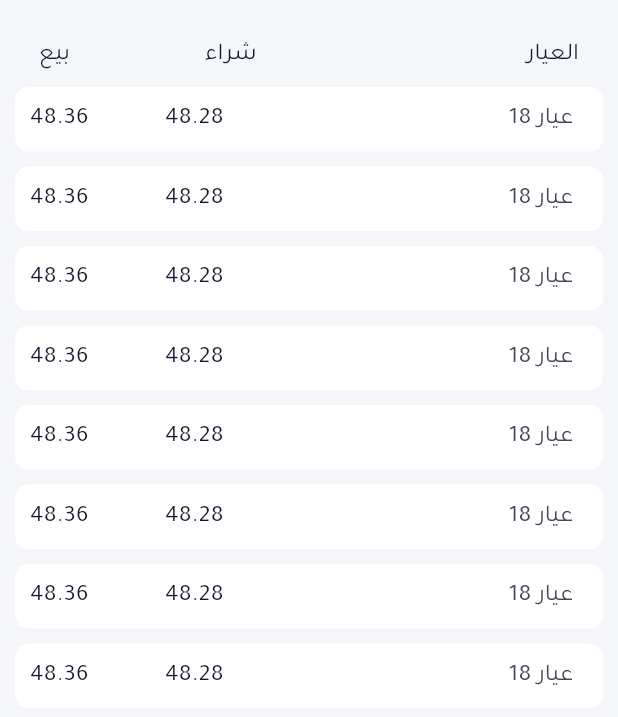
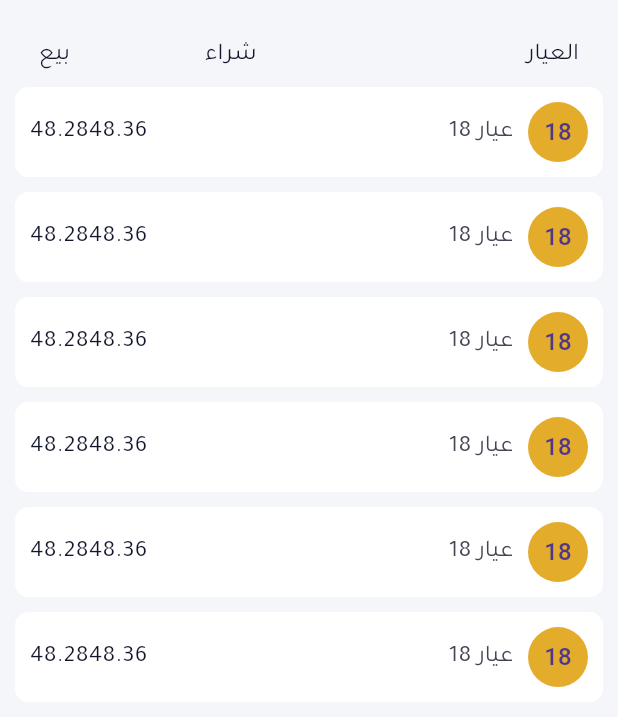
Before and after one commit to mohamedamr77/Currencies, a Flutter app: the GoldPricesScreen screen opened by its route, on a phone screen of 412 x 824 dp, the part 519-1236 px from its top. Run offline on Flutter 3.47's test engine with Material 3 defaults, Android fonts, the phone set to English and light mode, and no system bars; our stand-ins replace flutter_screenutil, flutter_svg, go_router, google_mobile_ads, shimmer; missing offline and left inert: dart:ffi; network calls fail.

Commit message:
finish ui and api exchange rates

```diff
--- a/lib/core/shared_widget/limited_numbert_text.dart
+++ b/lib/core/shared_widget/limited_numbert_text.dart
@@ -2,8 +2,8 @@ import 'package:flutter/cupertino.dart';
 
 class LimitedNumberText extends StatelessWidget {
   final double number;
-
-  const LimitedNumberText({super.key, required this.number});
+ final TextStyle style;
+  const LimitedNumberText({super.key, required this.number, required this.style});
 
   @override
   Widget build(BuildContext context) {
@@ -29,12 +29,7 @@ class LimitedNumberText extends StatelessWidget {
     return Text(
       finalFormattedNumber,
       maxLines: 1,
-      style: const TextStyle(
-        fontSize: 20,
-        color: Color(0xff14172c),
-        fontWeight: FontWeight.w800,
-        // fontFamily: "Tajawal",
-      ),
+      style: style,
     );
   }
 }
--- a/lib/features/Dashboard/presentation/views/widgets/dashboard_body.dart
+++ b/lib/features/Dashboard/presentation/views/widgets/dashboard_body.dart
@@ -92,8 +92,8 @@ class DashboardBody extends StatelessWidget {
                       width: double.infinity,
                       height: double.infinity,
                     ),
-                    sellingPrice: 48.36,
-                    buyingPrice: 48.28,
+                    sellingPrice: "48.36",
+                    buyingPrice: "48.28",
                     nameWidget: TextApp.dollarText,
                   ),
               separatorBuilder: (context, index) {
--- a/lib/features/ExchangeRates/presentation/views/widgets/listvertical_widget/item_listview_vertical_dashboard.dart
+++ b/lib/features/ExchangeRates/presentation/views/widgets/listvertical_widget/item_listview_vertical_dashboard.dart
@@ -1,4 +1,6 @@
+import 'package:digitaltransactions/core/shared_widget/limited_numbert_text.dart';
 import 'package:flutter/material.dart';
+import 'package:flutter_svg/flutter_svg.dart';
 import '../../../../../../core/utils/color.dart';
 import '../../../../../../core/shared_widget/country_currency.dart';
 import '../../../../../../core/utils/textstyle.dart';
@@ -7,13 +9,13 @@ import '../../../../../DetialsScreen/screen.dart';
 class ItemListviewVerticalDashboard extends StatelessWidget {
   const ItemListviewVerticalDashboard(
       {super.key,
-      @required this.widget,
+      required this.widget,
       required this.sellingPrice,
-      required this.buyingPrice,
+      @required this.buyingPrice,
       required this.nameWidget});
-  final Widget? widget;
-  final double sellingPrice;
-  final double buyingPrice;
+  final Widget widget;
+  final String sellingPrice;
+  final String? buyingPrice;
   final String nameWidget;
   @override
   Widget build(BuildContext context) {
@@ -35,7 +37,7 @@ class ItemListviewVerticalDashboard extends StatelessWidget {
         child: Row(
           textDirection: TextDirection.rtl,
           children: [
-
+            widget,
             const SizedBox(width: 10),
             CountryCurrency(
               nameWidget,
@@ -48,24 +50,26 @@ class ItemListviewVerticalDashboard extends StatelessWidget {
               mainAxisAlignment: MainAxisAlignment.center,
               crossAxisAlignment: CrossAxisAlignment.center,
               children: [
-                SizedBox(
-                  width: 90,
-                  child: Text(
-                    "$sellingPrice", // Replace with the actual buying price
-                    style: const CustomTextStyle(
-                      color: ColorApp.deebBlueTextColor,
-                      fontFamily: "Tajawal",
-                      fontSize: 16,
-                    ),
-                  ),
-                ),
-
+               if(buyingPrice!=null)
                 Text(
                   "$buyingPrice", // Replace with the actual selling price
                   style: const CustomTextStyle(
                     color: ColorApp.deebBlueTextColor,
                     fontFamily: "Tajawal",
                     fontSize: 16,
+                  ),
+                ),
+                Padding(
+                  padding:buyingPrice!=null? EdgeInsets.zero: EdgeInsets.only(left: 55),
+                  child: SizedBox(
+                    width: 90,
+                    child: LimitedNumberText(
+                      number: double.parse(sellingPrice),
+                      style: const CustomTextStyle(
+                        color: ColorApp.deebBlueTextColor,
+                        fontFamily: "Tajawal",
+                        fontSize: 16,
+                      ),)
                   ),
                 ),
               ],
@@ -76,3 +80,10 @@ class ItemListviewVerticalDashboard extends StatelessWidget {
     );
   }
 }
+/*
+style: const CustomTextStyle(
+                        color: ColorApp.deebBlueTextColor,
+                        fontFamily: "Tajawal",
+                        fontSize: 16,
+                      ),
+ */
--- a/lib/features/goldprices/presentation/views/widgets/list_vertical_gold_selling_pricing.dart
+++ b/lib/features/goldprices/presentation/views/widgets/list_vertical_gold_selling_pricing.dart
@@ -17,8 +17,8 @@ class ListVerticalGoldSellingPricing extends StatelessWidget {
                   backgroundColor: Color(0xffE3AC2A),
                   child: Text("18"),
                 ),
-                sellingPrice: 48.36,
-                buyingPrice: 48.28,
+                sellingPrice: "48.36",
+                buyingPrice: "48.28",
                 nameWidget: "عيار 18",
               ),
               SizedBox(
--- a/lib/features/sliverPrices/presentation/views/widgets/ListVerticalSliverSellingPricing.dart
+++ b/lib/features/sliverPrices/presentation/views/widgets/ListVerticalSliverSellingPricing.dart
@@ -17,8 +17,8 @@ class ListVerticalSliverSellingPricing extends StatelessWidget {
                   backgroundColor: Color(0xffB0B0B0),
                   child: Text("925"),
                 ),
-                sellingPrice: 48.36,
-                buyingPrice: 48.28,
+                sellingPrice: "48.36",
+                buyingPrice: "48.28",
                 nameWidget: "فضة 925",
               ),
               SizedBox(
```
Also changed, not shown: lib/features/ExchangeRates/presentation/view_model/currency_price_model.dart (+16 -22 lines), lib/features/ExchangeRates/presentation/views/widgets/exchange_rates_body.dart (+30 -5 lines), lib/features/ExchangeRates/presentation/views/widgets/listvertical_widget/list_vertical_banks_selling_buying.dart (+8 -5 lines), lib/features/ExchangeRates/presentation/views/widgets/listview_horizontal_widget/item_exchange_rates_horizontal.dart (+6 -1 lines), lib/services/get_currency_prices.dart (+2 -10 lines).
